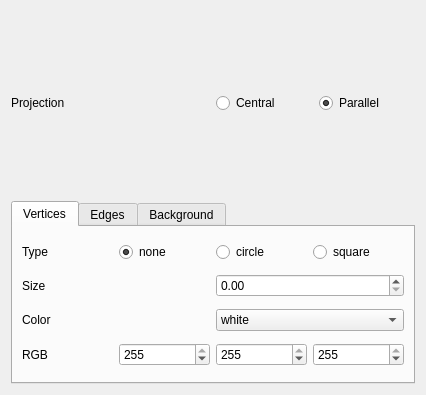
Qt form src/3D_Viewer/preferences.ui (casscurs/s21_3DViewer_v2) before a commit.
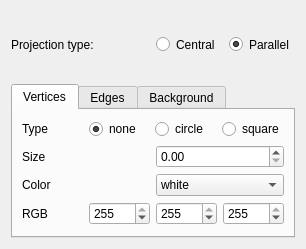
The same form after that commit.

What changed in the file:
```diff
--- a/src/3D_Viewer/preferences.ui
+++ b/src/3D_Viewer/preferences.ui
@@ -6,77 +6,27 @@
    <rect>
     <x>0</x>
     <y>0</y>
-    <width>426</width>
-    <height>395</height>
+    <width>306</width>
+    <height>249</height>
    </rect>
   </property>
   <property name="sizePolicy">
-   <sizepolicy hsizetype="Preferred" vsizetype="Preferred">
+   <sizepolicy hsizetype="Minimum" vsizetype="Minimum">
     <horstretch>0</horstretch>
     <verstretch>0</verstretch>
    </sizepolicy>
   </property>
   <property name="minimumSize">
    <size>
-    <width>370</width>
-    <height>300</height>
+    <width>0</width>
+    <height>0</height>
    </size>
   </property>
   <property name="windowTitle">
    <string>Preferences</string>
   </property>
-  <layout class="QVBoxLayout" name="verticalLayout_4">
-   <item>
-    <layout class="QHBoxLayout" name="horizontalLayout_9">
-     <item>
-      <widget class="QLabel" name="label_projection">
-       <property name="text">
-        <string>Projection</string>
-       </property>
-      </widget>
-     </item>
-     <item>
-      <layout class="QHBoxLayout" name="horizontalLayout_5">
-       <item>
-        <widget class="QRadioButton" name="radioButton_central_proj">
-         <property name="sizePolicy">
-          <sizepolicy hsizetype="Preferred" vsizetype="Preferred">
-           <horstretch>0</horstretch>
-           <verstretch>0</verstretch>
-          </sizepolicy>
-         </property>
-         <property name="focusPolicy">
-          <enum>Qt::NoFocus</enum>
-         </property>
-         <property name="text">
-          <string>Central</string>
-         </property>
-        </widget>
-       </item>
-       <item>
-        <widget class="QRadioButton" name="radioButton_parallel_proj">
-         <property name="sizePolicy">
-          <sizepolicy hsizetype="Preferred" vsizetype="Preferred">
-           <horstretch>0</horstretch>
-           <verstretch>0</verstretch>
-          </sizepolicy>
-         </property>
-         <property name="focusPolicy">
-          <enum>Qt::NoFocus</enum>
-         </property>
-         <property name="text">
-          <string>Parallel</string>
-         </property>
-         <property name="checked">
-          <bool>true</bool>
-         </property>
-        </widget>
-       </item>
-      </layout>
-     </item>
-    </layout>
-   </item>
-   <item>
+  <layout class="QGridLayout" name="gridLayout">
+   <item row="1" column="0">
     <widget class="QTabWidget" name="tabWidget_settings">
      <property name="sizePolicy">
       <sizepolicy hsizetype="Preferred" vsizetype="Preferred">
@@ -470,6 +420,62 @@
      </widget>
     </widget>
    </item>
+   <item row="0" column="0">
+    <layout class="QHBoxLayout" name="horizontalLayout_9">
+     <item>
+      <widget class="QLabel" name="label_projection">
+       <property name="sizePolicy">
+        <sizepolicy hsizetype="Minimum" vsizetype="Minimum">
+         <horstretch>0</horstretch>
+         <verstretch>0</verstretch>
+        </sizepolicy>
+       </property>
+       <property name="text">
+        <string>Projection type:</string>
+       </property>
+      </widget>
+     </item>
+     <item>
+      <layout class="QHBoxLayout" name="horizontalLayout_5">
+       <item>
+        <widget class="QRadioButton" name="radioButton_central_proj">
+         <property name="sizePolicy">
+          <sizepolicy hsizetype="Minimum" vsizetype="Minimum">
+           <horstretch>0</horstretch>
+           <verstretch>0</verstretch>
+          </sizepolicy>
+         </property>
+         <property name="focusPolicy">
+          <enum>Qt::NoFocus</enum>
+         </property>
+         <property name="text">
+          <string>Central</string>
+         </property>
+        </widget>
+       </item>
+       <item>
+        <widget class="QRadioButton" name="radioButton_parallel_proj">
+         <property name="sizePolicy">
+          <sizepolicy hsizetype="Minimum" vsizetype="Minimum">
+           <horstretch>0</horstretch>
+           <verstretch>0</verstretch>
+          </sizepolicy>
+         </property>
+         <property name="focusPolicy">
+          <enum>Qt::NoFocus</enum>
+         </property>
+         <property name="text">
+          <string>Parallel</string>
+         </property>
+         <property name="checked">
+          <bool>true</bool>
+         </property>
+        </widget>
+       </item>
+      </layout>
+     </item>
+    </layout>
+   </item>
   </layout>
  </widget>
  <resources/>
```
